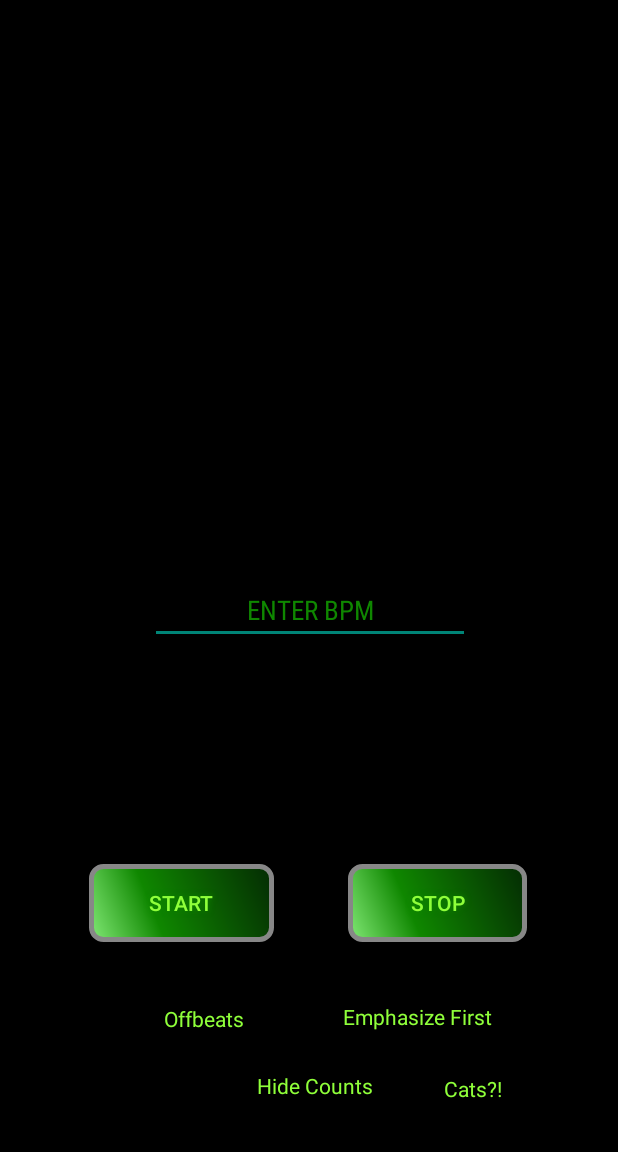
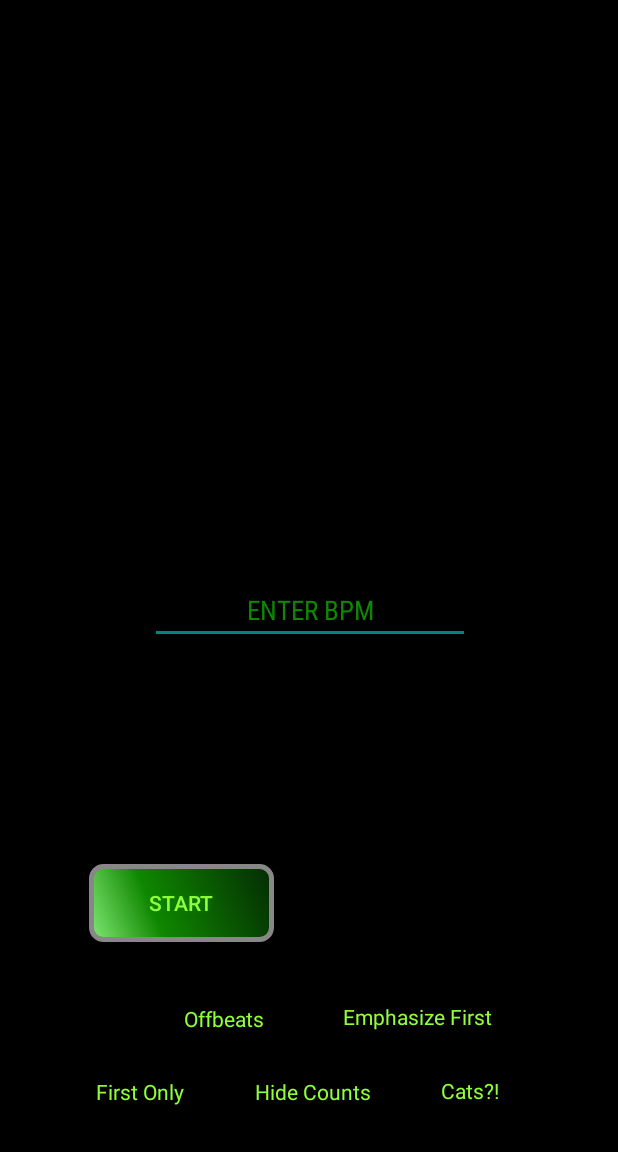
Before and after one commit to evanliu2/Doctor, an Android app: the screen it shows after launch (DoctorMainActivity), after a tap on "START", on a phone screen of 412 x 824 dp, the part 84-1236 px from its top. Run offline under Robolectric (Android 15) with nearby library versions, the phone set to English and light mode, and no system bars.

Commit message:
Preping for first only

```diff
--- a/app/src/main/java/com/example/doctor/DoctorMainActivity.java
+++ b/app/src/main/java/com/example/doctor/DoctorMainActivity.java
@@ -1,8 +1,10 @@
 package com.example.doctor;
 
+import android.content.DialogInterface;
 import android.media.AudioManager;
 import android.media.SoundPool;
 import android.os.CountDownTimer;
+import android.support.v7.app.AlertDialog;
 import android.support.v7.app.AppCompatActivity;
 import android.os.Bundle;
 import android.view.View;
@@ -23,6 +25,7 @@ public class DoctorMainActivity extends AppCompatActivity {
     private CheckBox efirst;
     private CheckBox hidecounts;
     private CheckBox cats;
+    private CheckBox firstOnly;
 
     private int userBpm;
     private int count;
@@ -32,6 +35,10 @@ public class DoctorMainActivity extends AppCompatActivity {
     public static final String TAG = DoctorMainActivity.class.getSimpleName();
 
     private boolean stopped;
+    private boolean proceed;
+    private boolean warned;
+
+    private AlertDialog.Builder aGraveMeowstake;
 
     @Override
     protected void onCreate(Bundle savedInstanceState) {
@@ -40,11 +47,13 @@ public class DoctorMainActivity extends AppCompatActivity {
 
         wireWidgets();
 
-        //final MediaPlayer defaultBeat = MediaPlayer.create(this, R.raw.woodtickshort);
         final SoundPool soundPool = new SoundPool(5, AudioManager.STREAM_MUSIC, 0);
-        final int defaultBeat = soundPool.load(this, R.raw.woodtickshort, 1);
         final int kittenBeat = soundPool.load(this, R.raw.kittenbeat, 1);
         final int kittenEfirst = soundPool.load(this, R.raw.kittenefirst, 1);
+        final int defaultBeat = soundPool.load(this, R.raw.woodtickshort, 1);
+
+        stop.setEnabled(false);
+        stop.setVisibility(View.INVISIBLE);
 
         start.setOnClickListener(new View.OnClickListener() {
             @Override
@@ -53,18 +62,20 @@ public class DoctorMainActivity extends AppCompatActivity {
                 soundPool.autoPause();
                 soundPool.autoResume();
 
-                if(hidecounts.isChecked())
-                {
-                    beatdisplay.setVisibility(View.INVISIBLE);
+                if (cats.isChecked() && warned == false) {
+                    getOutMeow();
                 }
 
-                else
-                {
+                else {
+
+                    if (hidecounts.isChecked()) {
+                        beatdisplay.setVisibility(View.INVISIBLE);
+                    } else {
                         beatdisplay.setVisibility(View.VISIBLE);
                     }
 
                     //Empty?
-                if(bpm.length() != 0) {
+                    if (bpm.length() != 0) {
 
                         //Too Long?
                         if (Integer.parseInt(bpm.getText().toString()) > 300) {
@@ -97,10 +108,13 @@ public class DoctorMainActivity extends AppCompatActivity {
                                         if (count % 2 == 1) {
 
                                             if (count == 1 && efirst.isChecked()) {
+
+
                                                 beatdisplay.setText(count + "");
 
-                                                if(cats.isChecked())
-                                                    soundPool.play(kittenEfirst,1f, 1f, 0, 0, 1f);
+                                                if (cats.isChecked())
+                                                    soundPool.play(kittenEfirst, 1f, 1f, 0, 0, 1f);
+
                                                 else
                                                     soundPool.play(defaultBeat, 1f, 1f, 0, 0, 1);
 
@@ -110,7 +124,7 @@ public class DoctorMainActivity extends AppCompatActivity {
                                             else {
                                                 beatdisplay.setText(count + "");
 
-                                                if(cats.isChecked())
+                                                if (cats.isChecked())
                                                     soundPool.play(kittenBeat, 0.4f, 0.4f, 0, 0, 1);
 
                                                 else
@@ -123,43 +137,39 @@ public class DoctorMainActivity extends AppCompatActivity {
                                         else {
                                             beatdisplay.setText(count + "");
 
-                                        if(cats.isChecked())
+                                            if (cats.isChecked())
                                                 soundPool.play(kittenBeat, 0.2f, 0.2f, 0, 0, 1);
 
                                             else
                                                 soundPool.play(defaultBeat, 0.2f, 0.2f, 0, 0, 1);
 
-                                        if (count == 8) {
+                                            if (count == 8)
                                                 count = 1;
-                                        } else {
+
+                                            else
                                                 count++;
+
                                         }
-                                    }
-                                }
-
-                                else if (offbeats.isChecked() == false) {
+                                    } else if (offbeats.isChecked() == false) {
 
                                         if (count == 1 && efirst.isChecked()) {
                                             beatdisplay.setText(count + "");
-                                        if(cats.isChecked())
+                                            if (cats.isChecked())
                                                 soundPool.play(kittenEfirst, 1f, 1f, 0, 0, 1);
                                             else
                                                 soundPool.play(defaultBeat, 1f, 1f, 0, 0, 1);
 
                                             count++;
-                                    }
-
-                                    else {
+                                        } else {
                                             beatdisplay.setText(count + "");
-                                        if(cats.isChecked())
+                                            if (cats.isChecked())
                                                 soundPool.play(kittenBeat, 0.4f, 0.4f, 0, 0, 1);
                                             else
                                                 soundPool.play(defaultBeat, 0.4f, 0.4f, 0, 0, 1);
 
                                             if (count == 4) {
                                                 count = 1;
-                                        }
-                                        else {
+                                            } else {
                                                 count++;
                                             }
                                         }
@@ -176,15 +186,13 @@ public class DoctorMainActivity extends AppCompatActivity {
                             countdown.start();
 
                         }
-                }
-
-                else
-                    {
+                    } else {
                         Toast.makeText(DoctorMainActivity.this, "Please Enter a Bpm!", Toast.LENGTH_SHORT).show();
                     }
 
                 }
 
+            }
 
         });
 
@@ -210,6 +218,28 @@ public class DoctorMainActivity extends AppCompatActivity {
 
     }
 
+    private void getOutMeow()
+    {
+        aGraveMeowstake = new AlertDialog.Builder(this, R.style.AlertDialog).setTitle("WARNING")
+                .setMessage("THE METRONOME WILL BECOME UNRULY WHEN USING THE CAT FUNCTION AND ANY OF THE FOLLOWING FUNCTIONS CONCURRENTLY:\n\n" +
+                        "   1. Offbeats when above 45 BPM\n" +
+                        "   2. Any function above 90 BPM\n\n" +
+                        "IGNORING THIS MESSAGE MAY PUT YOUR ENJOYMENT OF THIS APPLICATION AT RISK.\n");
+
+        aGraveMeowstake.setNegativeButton("Wait Hold Up", new DialogInterface.OnClickListener() {
+            @Override
+            public void onClick(DialogInterface dialog, int which) {
+                proceed = false;
+                warned = true;
+                dialog.cancel();
+            }
+        });
+
+        aGraveMeowstake.setIcon(android.R.drawable.ic_dialog_alert);
+        AlertDialog alertDialog = aGraveMeowstake.create();
+        alertDialog.show();
+    }
+
     private void wireWidgets() {
         bpm = findViewById(R.id.editText_main_bpm);
         beatdisplay = findViewById(R.id.textView_main_beatnum);
@@ -219,10 +249,9 @@ public class DoctorMainActivity extends AppCompatActivity {
         efirst = findViewById(R.id.checkBox_main_efirst);
         hidecounts = findViewById(R.id.checkBox_main_hidecounts);
         cats = findViewById(R.id.checkBox_main_cats);
+        firstOnly = findViewById(R.id.checkBox_main_firstonly);
     }
 }
 
-//TODO MAKE SOME KIND OF WARNING FOR THE FOLLOWING QUALITY DROPS FOR CATS
-//  DONT USE ABOVE 90 BPM
-//  DONT USE WITH OFFBEATS FUNCTION IF ABOVE 45 BPM
-//  DO NOT PLAY AROUND DOGS OR THOSE WHO BECOME ANNOYED EASILY
+//TODO
+//Make sure the application works without headphones
--- a/app/src/main/res/layout/doctor_main.xml
+++ b/app/src/main/res/layout/doctor_main.xml
@@ -75,13 +75,13 @@
     <CheckBox
         android:id="@+id/checkBox_main_offbeats"
         android:layout_width="wrap_content"
-        android:layout_height="34dp"
-        android:layout_marginBottom="72dp"
+        android:layout_height="41dp"
+        android:layout_marginBottom="68dp"
         android:text="Offbeats"
         android:textColor="@color/lightgreen"
         app:layout_constraintBottom_toBottomOf="parent"
         app:layout_constraintEnd_toEndOf="parent"
-        app:layout_constraintHorizontal_bias="0.236"
+        app:layout_constraintHorizontal_bias="0.277"
         app:layout_constraintStart_toStartOf="parent" />
 
     <CheckBox
@@ -99,7 +99,7 @@
         android:id="@+id/checkBox_main_hidecounts"
         android:layout_width="wrap_content"
         android:layout_height="wrap_content"
-        android:layout_marginBottom="28dp"
+        android:layout_marginBottom="24dp"
         android:layout_marginEnd="8dp"
         android:layout_marginStart="8dp"
         android:text="Hide Counts"
@@ -107,22 +107,30 @@
         android:textColor="@color/lightgreen"
         app:layout_constraintBottom_toBottomOf="parent"
         app:layout_constraintEnd_toEndOf="parent"
-        app:layout_constraintHorizontal_bias="0.459"
+        app:layout_constraintHorizontal_bias="0.453"
         app:layout_constraintStart_toStartOf="parent" />
 
     <CheckBox
         android:id="@+id/checkBox_main_cats"
         android:layout_width="86dp"
-        android:layout_height="36dp"
-        android:layout_marginBottom="24dp"
-        android:layout_marginEnd="8dp"
-        android:layout_marginStart="8dp"
+        android:layout_height="25dp"
+        android:layout_marginBottom="28dp"
+        android:layout_marginEnd="64dp"
         android:text="Cats?!"
-        android:textAlignment="center"
+        android:textAlignment="viewStart"
         android:textColor="@color/lightgreen"
         app:layout_constraintBottom_toBottomOf="parent"
-        app:layout_constraintEnd_toEndOf="parent"
-        app:layout_constraintHorizontal_bias="0.0"
-        app:layout_constraintStart_toEndOf="@+id/checkBox_main_hidecounts" />
+        app:layout_constraintEnd_toEndOf="parent" />
+
+    <CheckBox
+        android:id="@+id/checkBox_main_firstonly"
+        android:layout_width="wrap_content"
+        android:layout_height="wrap_content"
+        android:layout_marginBottom="24dp"
+        android:layout_marginStart="32dp"
+        android:text="First Only"
+        android:textColor="@color/lightgreen"
+        app:layout_constraintBottom_toBottomOf="parent"
+        app:layout_constraintStart_toStartOf="parent" />
 
 </android.support.constraint.ConstraintLayout>
--- a/app/src/main/res/values/styles.xml
+++ b/app/src/main/res/values/styles.xml
@@ -18,4 +18,10 @@
         <item name="android:textColor">@color/lightgreen</item>
     </style>
 
+    <style name = "AlertDialog" parent="@android:style/Theme.Dialog">
+        <item name = "android:textColor">#8fff3a</item>
+        <item name = "android:background">#27292d</item>
+        <item name = "android:textSize">14sp</item>
+    </style>
+
 </resources>
```
Lines whose indentation alone changed are shown as unchanged.
